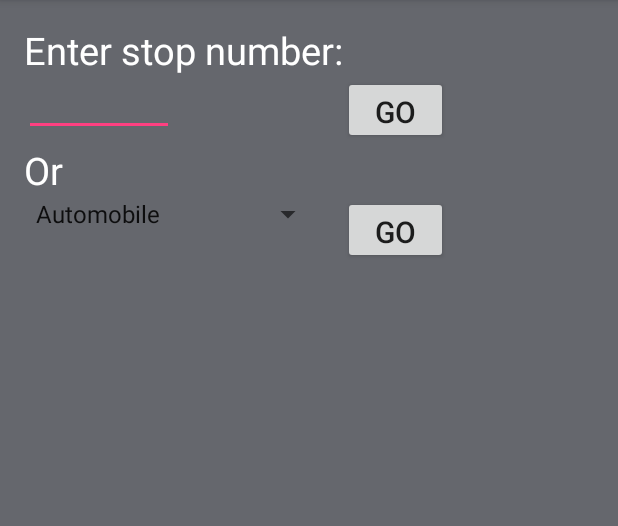
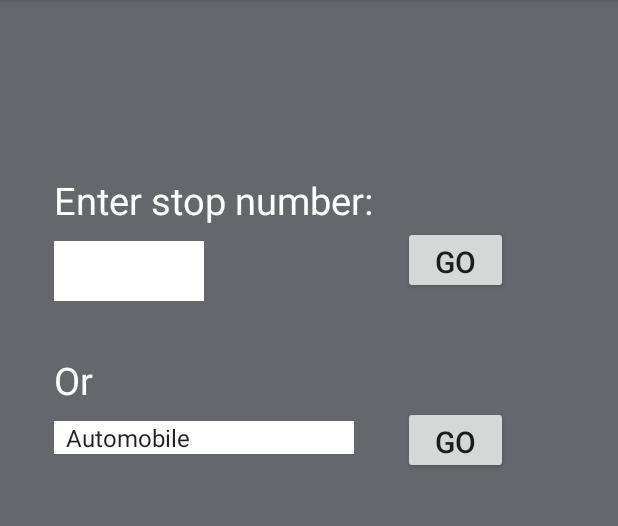
Before and after one commit to MariaAlicia/App, an Android app: the screen it shows after launch (MainActivity), on a phone screen of 412 x 824 dp, the part 84-610 px from its top. Run offline under Robolectric (Android 15) with nearby library versions, the phone set to English and light mode, and no system bars; libraries missing offline, so code that uses them is left out: au.com.bytecode, com.orm; 3 statements that could not run were skipped.

Commit message:
Design changes
Changes to align everything better. Plus background colour has been
added for visibility for the user input

```diff
--- a/app/src/main/res/layout/activity_main.xml
+++ b/app/src/main/res/layout/activity_main.xml
@@ -15,14 +15,19 @@
         android:layout_height="wrap_content"
         android:textSize="25dp"
         android:text="Enter stop number:"
+        android:layout_marginLeft="20dp"
         android:textColor="#ffffff"
+        android:layout_marginTop="100dp"
         android:id="@+id/hi"/>
 
     <EditText
         android:layout_width="100dp"
         android:layout_height="40dp"
         android:inputType="phone"
+        android:layout_marginTop="10dp"
+        android:layout_marginLeft="20dp"
         android:maxLength="4"
+        android:background="#ffffff"
         android:layout_below="@+id/hi"
         />
 
@@ -32,6 +37,8 @@
         android:text="Or"
         android:textColor="#ffffff"
         android:textSize="25dp"
+        android:layout_marginTop="40dp"
+        android:layout_marginLeft="20dp"
         android:id="@+id/or"
         android:layout_below="@+id/go"
     />
@@ -41,6 +48,7 @@
         android:layout_height="45dp"
         android:layout_toRightOf="@+id/hi"
         android:textSize="20dp"
+        android:layout_marginLeft="20dp"
         android:text="Go"
         android:id="@+id/go"
         android:layout_below="@+id/hi"/>
@@ -50,6 +58,9 @@
         android:layout_width="200dp"
         android:layout_height="wrap_content"
         android:layout_below="@+id/or"
+        android:layout_marginTop="10dp"
+        android:layout_marginLeft="20dp"
+        android:background="#ffffff"
         />
 
     <Button
@@ -57,6 +68,7 @@
         android:layout_height="45dp"
         android:layout_toRightOf="@+id/hi"
         android:textSize="20dp"
+        android:layout_marginLeft="20dp"
         android:text="Go"
         android:id="@+id/go2"
         android:layout_below="@+id/or"/>
```
